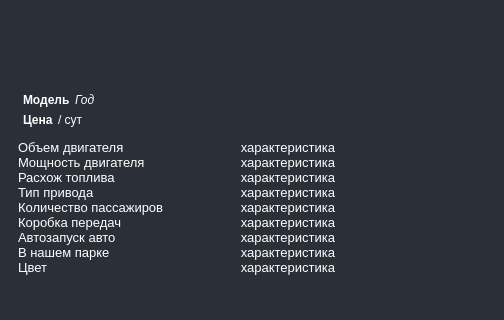
First picture: the form in forms/elementCar.ui, repository LunexCoding/CarRental, before the edit; both pictures show x 0 to 504 and y 250 to 570 of the 600 by 570 pixel window.
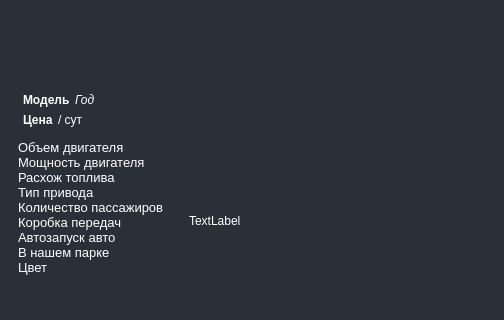
Second picture: the form after the edit. Icons and pictures are not drawn.

Diff of the .ui file:
```diff
--- a/forms/elementCar.ui
+++ b/forms/elementCar.ui
@@ -375,38 +375,15 @@
                 </widget>
                </item>
                <item>
-                <widget class="QTextEdit" name="specifications">
+                <widget class="QLabel" name="specifications">
                  <property name="maximumSize">
                   <size>
-                   <width>150</width>
+                   <width>175</width>
                    <height>175</height>
                   </size>
                  </property>
-                 <property name="font">
-                  <font>
-                   <pointsize>-1</pointsize>
-                  </font>
-                 </property>
-                 <property name="styleSheet">
-                  <string notr="true"/>
-                 </property>
-                 <property name="readOnly">
-                  <bool>true</bool>
-                 </property>
-                 <property name="html">
-                  <string>&lt;!DOCTYPE HTML PUBLIC &quot;-//W3C//DTD HTML 4.0//EN&quot; &quot;http://www.w3.org/TR/REC-html40/strict.dtd&quot;&gt;
-&lt;html&gt;&lt;head&gt;&lt;meta name=&quot;qrichtext&quot; content=&quot;1&quot; /&gt;&lt;style type=&quot;text/css&quot;&gt;
-p, li { white-space: pre-wrap; }
-&lt;/style&gt;&lt;/head&gt;&lt;body style=&quot; font-family:'MS Shell Dlg 2'; font-size:10px; font-weight:400; font-style:normal;&quot;&gt;
-&lt;p align=&quot;right&quot; style=&quot; margin-top:0px; margin-bottom:0px; margin-left:0px; margin-right:0px; -qt-block-indent:0; text-indent:0px;&quot;&gt;&lt;span style=&quot; font-size:10pt;&quot;&gt;характеристика&lt;/span&gt;&lt;/p&gt;
-&lt;p align=&quot;right&quot; style=&quot; margin-top:0px; margin-bottom:0px; margin-left:0px; margin-right:0px; -qt-block-indent:0; text-indent:0px;&quot;&gt;&lt;span style=&quot; font-size:10pt;&quot;&gt;характеристика&lt;/span&gt;&lt;/p&gt;
-&lt;p align=&quot;right&quot; style=&quot; margin-top:0px; margin-bottom:0px; margin-left:0px; margin-right:0px; -qt-block-indent:0; text-indent:0px;&quot;&gt;&lt;span style=&quot; font-size:10pt;&quot;&gt;характеристика&lt;/span&gt;&lt;/p&gt;
-&lt;p align=&quot;right&quot; style=&quot; margin-top:0px; margin-bottom:0px; margin-left:0px; margin-right:0px; -qt-block-indent:0; text-indent:0px;&quot;&gt;&lt;span style=&quot; font-size:10pt;&quot;&gt;характеристика&lt;/span&gt;&lt;/p&gt;
-&lt;p align=&quot;right&quot; style=&quot; margin-top:0px; margin-bottom:0px; margin-left:0px; margin-right:0px; -qt-block-indent:0; text-indent:0px;&quot;&gt;&lt;span style=&quot; font-size:10pt;&quot;&gt;характеристика&lt;/span&gt;&lt;/p&gt;
-&lt;p align=&quot;right&quot; style=&quot; margin-top:0px; margin-bottom:0px; margin-left:0px; margin-right:0px; -qt-block-indent:0; text-indent:0px;&quot;&gt;&lt;span style=&quot; font-size:10pt;&quot;&gt;характеристика&lt;/span&gt;&lt;/p&gt;
-&lt;p align=&quot;right&quot; style=&quot; margin-top:0px; margin-bottom:0px; margin-left:0px; margin-right:0px; -qt-block-indent:0; text-indent:0px;&quot;&gt;&lt;span style=&quot; font-size:10pt;&quot;&gt;характеристика&lt;/span&gt;&lt;/p&gt;
-&lt;p align=&quot;right&quot; style=&quot; margin-top:0px; margin-bottom:0px; margin-left:0px; margin-right:0px; -qt-block-indent:0; text-indent:0px;&quot;&gt;&lt;span style=&quot; font-size:10pt;&quot;&gt;характеристика&lt;/span&gt;&lt;/p&gt;
-&lt;p align=&quot;right&quot; style=&quot; margin-top:0px; margin-bottom:0px; margin-left:0px; margin-right:0px; -qt-block-indent:0; text-indent:0px;&quot;&gt;&lt;span style=&quot; font-size:10pt;&quot;&gt;характеристика&lt;/span&gt;&lt;/p&gt;&lt;/body&gt;&lt;/html&gt;</string>
+                 <property name="text">
+                  <string>TextLabel</string>
                  </property>
                 </widget>
                </item>
```
